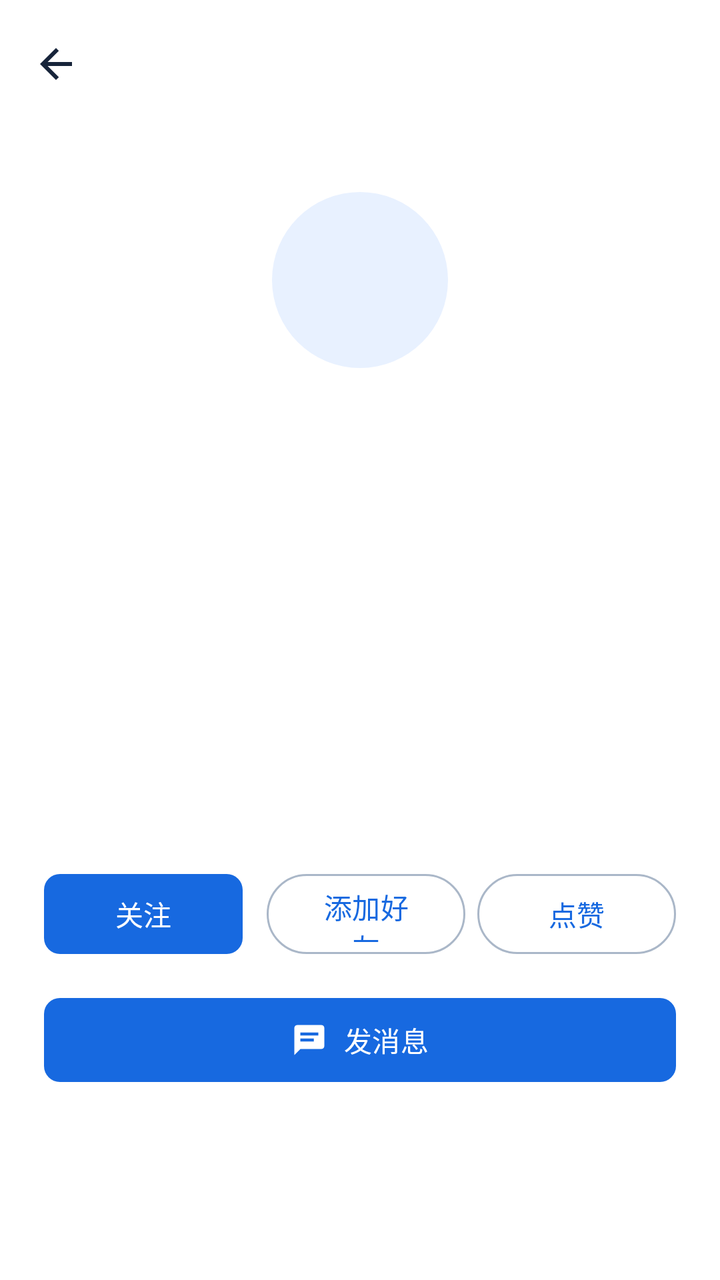
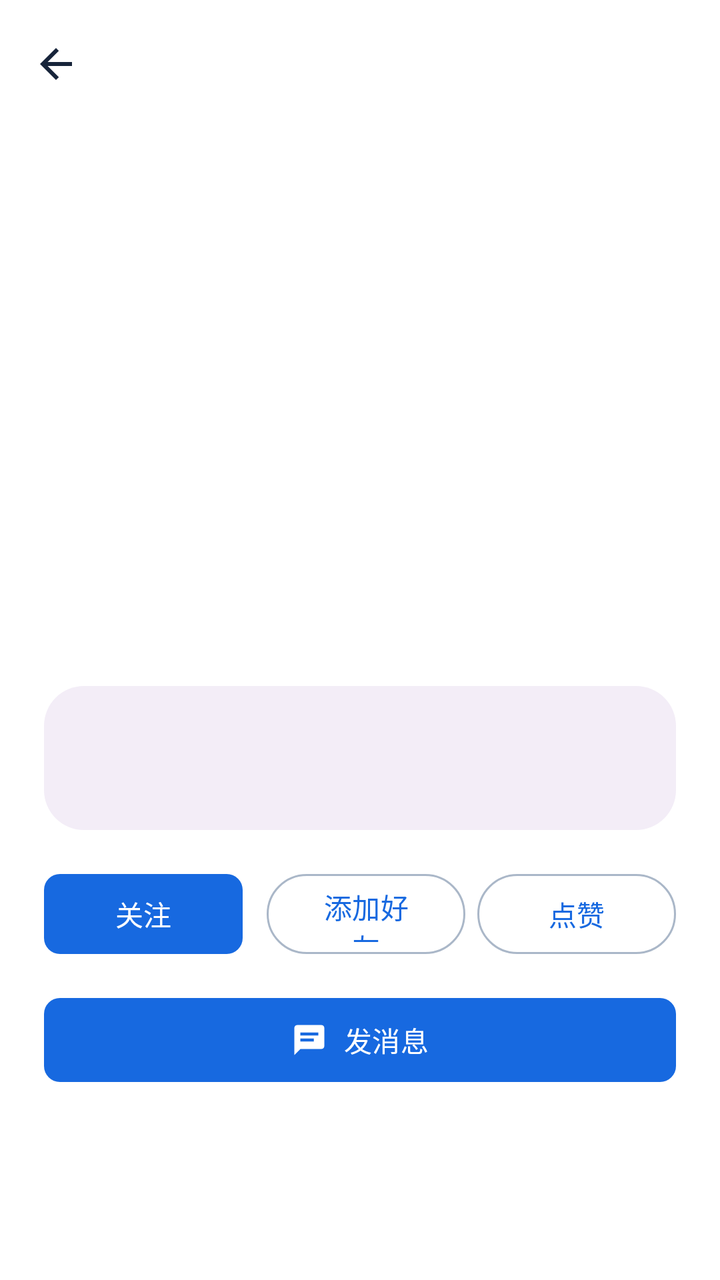

Two renders of the same Android screen: before a commit and after it. Below are the layout's source before the change and the commit's diff.
<!-- AndroidManifest.xml: application theme Theme.Yiyunying -->
<!-- res/layout/activity_user_profile.xml -->
<?xml version="1.0" encoding="utf-8"?>
<LinearLayout xmlns:android="http://schemas.android.com/apk/res/android"
    xmlns:app="http://schemas.android.com/apk/res-auto"
    android:layout_width="match_parent"
    android:layout_height="match_parent"
    android:background="@color/surface"
    android:orientation="vertical">

    <com.google.android.material.appbar.MaterialToolbar
        android:id="@+id/toolbar"
        android:layout_width="match_parent"
        android:layout_height="?attr/actionBarSize"
        android:title="个人主页"
        app:navigationIcon="@drawable/ic_back" />

    <com.google.android.material.progressindicator.LinearProgressIndicator
        android:id="@+id/progress"
        android:layout_width="match_parent"
        android:layout_height="4dp"
        android:indeterminate="true"
        android:visibility="invisible" />

    <ScrollView
        android:layout_width="match_parent"
        android:layout_height="0dp"
        android:layout_weight="1">

        <LinearLayout
            android:layout_width="match_parent"
            android:layout_height="wrap_content"
            android:gravity="center_horizontal"
            android:orientation="vertical"
            android:paddingStart="22dp"
            android:paddingTop="28dp"
            android:paddingEnd="22dp"
            android:paddingBottom="32dp">

            <ImageView
                android:id="@+id/avatar"
                android:layout_width="88dp"
                android:layout_height="88dp"
                android:background="@drawable/bg_avatar"
                android:contentDescription="用户头像"
                android:scaleType="centerCrop" />

            <TextView
                android:id="@+id/name"
                android:layout_width="match_parent"
                android:layout_height="wrap_content"
                android:layout_marginTop="14dp"
                android:gravity="center"
                android:textAppearance="@style/TextAppearance.Material3.HeadlineSmall" />

            <TextView
                android:id="@+id/account"
                android:layout_width="match_parent"
                android:layout_height="wrap_content"
                android:layout_marginTop="3dp"
                android:gravity="center"
                android:textAppearance="@style/TextAppearance.Material3.BodyMedium"
                android:textColor="@color/on_surface_variant" />

            <TextView
                android:id="@+id/title"
                android:layout_width="wrap_content"
                android:layout_height="wrap_content"
                android:layout_marginTop="8dp"
                android:background="@drawable/bg_unread_badge"
                android:paddingHorizontal="10dp"
                android:paddingVertical="4dp"
                android:textAppearance="@style/TextAppearance.Material3.LabelMedium"
                android:textColor="?attr/colorOnPrimary"
                android:visibility="gone" />

            <TextView
                android:id="@+id/signature"
                android:layout_width="match_parent"
                android:layout_height="wrap_content"
                android:layout_marginTop="18dp"
                android:gravity="center"
                android:textAppearance="@style/TextAppearance.Material3.BodyLarge" />

            <TextView
                android:id="@+id/visibilityNotice"
                android:layout_width="match_parent"
                android:layout_height="wrap_content"
                android:layout_marginTop="12dp"
                android:gravity="center"
                android:textAppearance="@style/TextAppearance.Material3.BodyMedium"
                android:textColor="@color/on_surface_variant" />

            <LinearLayout
                android:layout_width="match_parent"
                android:layout_height="72dp"
                android:layout_marginTop="20dp"
                android:gravity="center"
                android:orientation="horizontal">

                <TextView
                    android:id="@+id/followingCount"
                    android:layout_width="0dp"
                    android:layout_height="match_parent"
                    android:layout_weight="1"
                    android:gravity="center"
                    android:textAppearance="@style/TextAppearance.Material3.TitleMedium" />

                <TextView
                    android:id="@+id/followerCount"
                    android:layout_width="0dp"
                    android:layout_height="match_parent"
                    android:layout_weight="1"
                    android:gravity="center"
                    android:textAppearance="@style/TextAppearance.Material3.TitleMedium" />

                <TextView
                    android:id="@+id/likeCount"
                    android:layout_width="0dp"
                    android:layout_height="match_parent"
                    android:layout_weight="1"
                    android:gravity="center"
                    android:textAppearance="@style/TextAppearance.Material3.TitleMedium" />
            </LinearLayout>

            <LinearLayout
                android:id="@+id/actions"
                android:layout_width="match_parent"
                android:layout_height="56dp"
                android:layout_marginTop="14dp"
                android:gravity="center"
                android:orientation="horizontal">

                <com.google.android.material.button.MaterialButton
                    android:id="@+id/followButton"
                    android:layout_width="0dp"
                    android:layout_height="48dp"
                    android:layout_marginEnd="6dp"
                    android:layout_weight="1"
                    android:text="关注" />

                <com.google.android.material.button.MaterialButton
                    android:id="@+id/friendButton"
                    style="@style/Widget.Material3.Button.OutlinedButton"
                    android:layout_width="0dp"
                    android:layout_height="48dp"
                    android:layout_marginStart="6dp"
                    android:layout_weight="1"
                    android:text="添加好友" />

                <com.google.android.material.button.MaterialButton
                    android:id="@+id/likeButton"
                    style="@style/Widget.Material3.Button.OutlinedButton"
                    android:layout_width="0dp"
                    android:layout_height="48dp"
                    android:layout_marginStart="6dp"
                    android:layout_weight="1"
                    android:text="点赞" />
            </LinearLayout>

            <com.google.android.material.button.MaterialButton
                android:id="@+id/messageButton"
                android:layout_width="match_parent"
                android:layout_height="50dp"
                android:layout_marginTop="10dp"
                android:text="发消息"
                app:icon="@drawable/ic_chat"
                app:iconGravity="textStart" />

            <LinearLayout
                android:id="@+id/detailsContainer"
                android:layout_width="match_parent"
                android:layout_height="wrap_content"
                android:layout_marginTop="18dp"
                android:orientation="vertical" />
        </LinearLayout>
    </ScrollView>
</LinearLayout>
<!-- resources referenced by this layout -->
<resources>
  <color name="on_surface_variant">#5B687A</color>
  <color name="surface">#FFFFFF</color>
  <!-- drawable bg_avatar (drawable) -->
  <shape xmlns:android="http://schemas.android.com/apk/res/android" android:shape="oval">
      <solid android:color="?attr/colorPrimaryContainer" />
  </shape>
  <!-- drawable bg_unread_badge (drawable) -->
  <?xml version="1.0" encoding="utf-8"?>
  <shape xmlns:android="http://schemas.android.com/apk/res/android" android:shape="rectangle">
      <solid android:color="@color/error" />
      <corners android:radius="11dp" />
  </shape>
  <!-- drawable ic_back (drawable) -->
  <vector xmlns:android="http://schemas.android.com/apk/res/android" android:width="24dp" android:height="24dp" android:viewportWidth="24" android:viewportHeight="24">
      <path android:fillColor="@color/on_surface" android:pathData="M20,11H7.83l5.59,-5.59L12,4l-8,8 8,8 1.42,-1.41L7.83,13H20v-2z" />
  </vector>
  <!-- drawable ic_chat (drawable) -->
  <vector xmlns:android="http://schemas.android.com/apk/res/android" android:width="24dp" android:height="24dp" android:viewportWidth="24" android:viewportHeight="24">
      <path android:fillColor="@color/on_surface_variant" android:pathData="M20,2H4C2.9,2 2,2.9 2,4v18l4,-4h14c1.1,0 2,-0.9 2,-2V4c0,-1.1 -0.9,-2 -2,-2zM6,7h12v2H6zM6,11h9v2H6z" />
  </vector>
  <style name="Theme.Yiyunying" parent="Theme.Yiyunying.Base" />
  <color name="error">#BA1A1A</color>
  <color name="on_surface">#17243A</color>
  <color name="primary">#1769E0</color>
  <color name="on_primary">#FFFFFF</color>
  <color name="primary_container">#E8F1FF</color>
  <color name="on_primary_container">#123A72</color>
  <color name="secondary">#4B78B8</color>
  <color name="on_secondary">#FFFFFF</color>
  <color name="secondary_container">#EAF2FF</color>
  <color name="tertiary">#476DA5</color>
  <color name="outline">#AAB7C8</color>
  <style name="Widget.Yiyunying.Card" parent="Widget.Material3.CardView.Elevated">
          <item name="cardCornerRadius">8dp</item>
          <item name="cardElevation">1dp</item>
          <item name="cardBackgroundColor">@color/glass_surface</item>
          <item name="strokeColor">@color/glass_outline</item>
          <item name="strokeWidth">1dp</item>
      </style>
  <style name="Widget.Yiyunying.Button" parent="Widget.Material3.Button">
          <item name="cornerRadius">8dp</item>
          <item name="android:minHeight">48dp</item>
          <item name="android:textAllCaps">false</item>
      </style>
  <color name="glass_surface">#E8FFFFFF</color>
  <color name="glass_outline">#80C4CFDD</color>
  <!-- unchanged entries left out for length: 1 -->
</resources>

<!-- the commit's change to res/layout/activity_user_profile.xml (unified diff, before → after) -->
@@ -35,13 +35,13 @@
             android:paddingEnd="22dp"
             android:paddingBottom="32dp">
 
-            <ImageView
+            <com.google.android.material.imageview.ShapeableImageView
                 android:id="@+id/avatar"
                 android:layout_width="88dp"
                 android:layout_height="88dp"
-                android:background="@drawable/bg_avatar"
                 android:contentDescription="用户头像"
-                android:scaleType="centerCrop" />
+                android:scaleType="centerCrop"
+                app:shapeAppearanceOverlay="@style/ShapeAppearance.Material3.Corner.Full" />
 
             <TextView
                 android:id="@+id/name"
@@ -93,6 +93,7 @@
                 android:layout_width="match_parent"
                 android:layout_height="72dp"
                 android:layout_marginTop="20dp"
+                android:background="@drawable/bg_profile_settings_card"
                 android:gravity="center"
                 android:orientation="horizontal">
 
<!-- resource entries referenced after the edit -->
@@ -2,9 +2,11 @@
 <resources>
   <color name="on_surface_variant">#5B687A</color>
   <color name="surface">#FFFFFF</color>
-  <!-- drawable bg_avatar (drawable) -->
-  <shape xmlns:android="http://schemas.android.com/apk/res/android" android:shape="oval">
-      <solid android:color="?attr/colorPrimaryContainer" />
+  <!-- drawable bg_profile_settings_card (drawable) -->
+  <?xml version="1.0" encoding="utf-8"?>
+  <shape xmlns:android="http://schemas.android.com/apk/res/android" android:shape="rectangle">
+      <solid android:color="?attr/colorSurfaceContainer" />
+      <corners android:radius="20dp" />
   </shape>
   <!-- drawable bg_unread_badge (drawable) -->
   <?xml version="1.0" encoding="utf-8"?>
